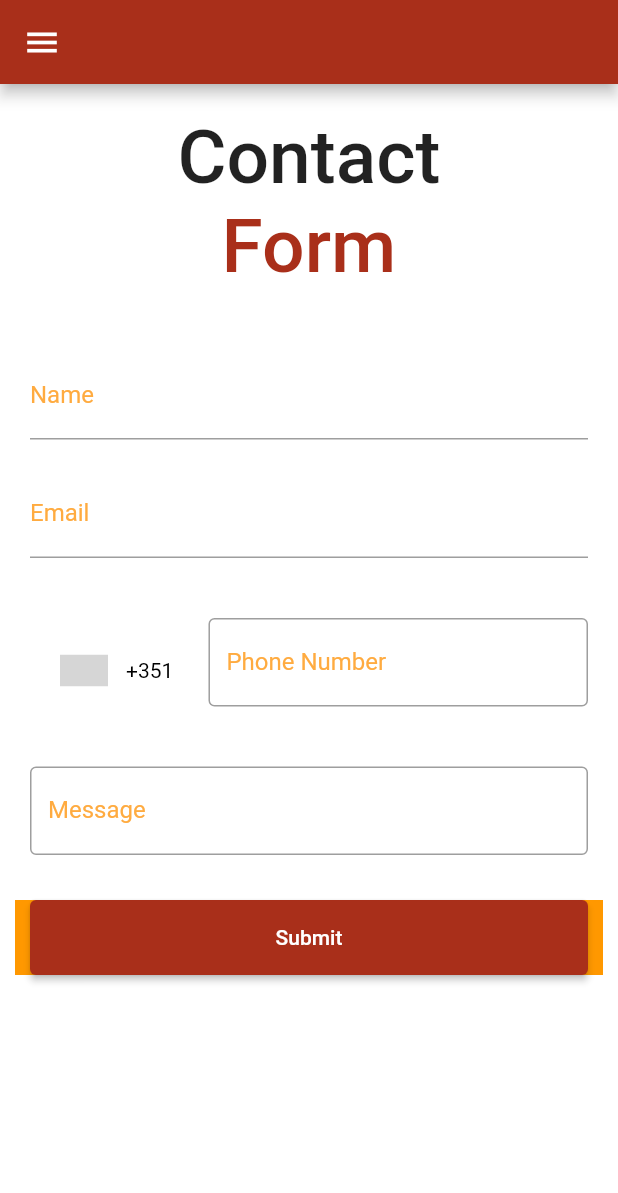
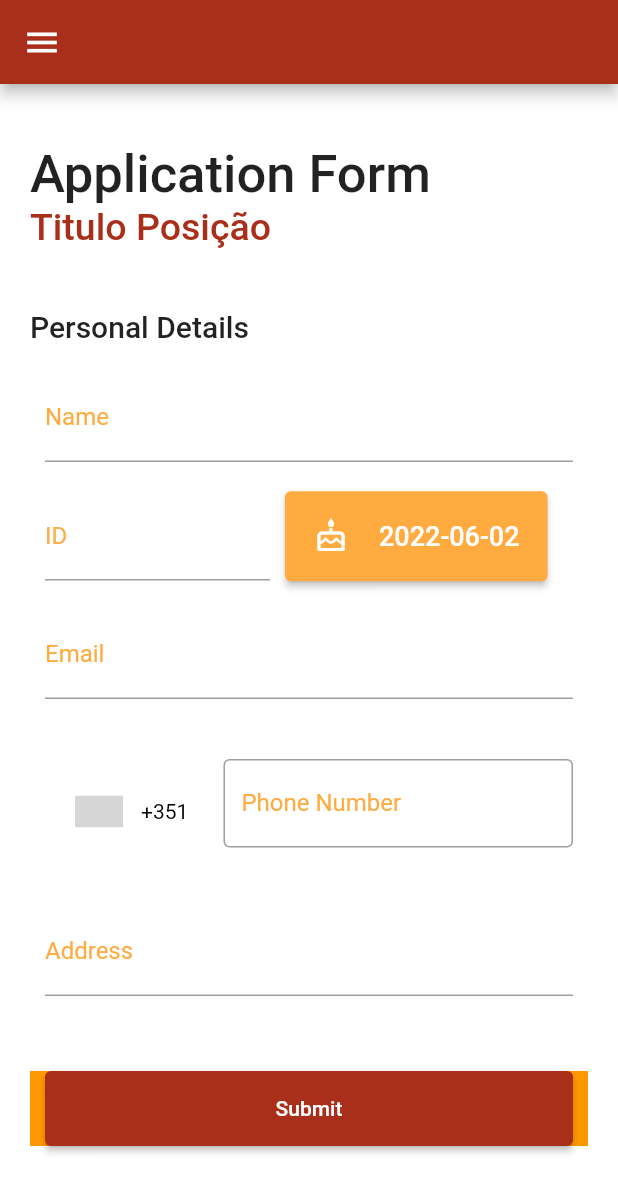
Before and after one commit to afonsom1719/FEUP-Jobs, a Flutter app: the JobListingWidget widget shown alone on an empty page, opened directly, after a tap on "Apply", on a phone screen of 412 x 824 dp. Shown: the top 1193 px of the screen. Run offline on Flutter 3.47's test engine with Material 2 defaults, Android fonts, the phone set to English and light mode, and no system bars; drawn by our look-alikes of intl_phone_number_input; grey boxes are pictures that could not be loaded.

Commit message:
Apply form done

```diff
--- /dev/null
+++ b/feup_jobs/lib/applyForm.dart
@@ -0,0 +1,251 @@
+import 'package:feup_jobs/jobBank.dart';
+import 'package:feup_jobs/register.dart';
+import 'package:flutter/material.dart';
+import 'Components/NavigationBar.dart';
+import 'package:intl_phone_number_input/intl_phone_number_input.dart';
+import 'listing.dart';
+
+class ApplyForm extends StatelessWidget {
+  final String jobPosition;
+  ApplyForm({required this.jobPosition});
+
+  static const String _title = 'FEUP Jobs';
+
+  @override
+  Widget build(BuildContext context) {
+    return  MaterialApp(
+      debugShowCheckedModeBanner: false,
+      title: _title,
+      home: Scaffold(
+        appBar: const CustomAppBar(),
+        body: MyStatefulWidget(jobPosition: jobPosition,),
+        drawer: const CustomDrawer(),
+        backgroundColor: Colors.white,
+      ),
+    );
+  }
+}
+
+class MyStatefulWidget extends StatefulWidget {
+  final String jobPosition;
+  MyStatefulWidget({Key? key, required this.jobPosition}): super(key: key);
+
+  @override
+  State<MyStatefulWidget> createState() => _MyStatefulWidgetState();
+}
+
+class _MyStatefulWidgetState extends State<MyStatefulWidget> {
+
+  late String jobPos;
+
+  String initialCountry = 'PT';
+  PhoneNumber number = PhoneNumber(isoCode: 'PT');
+  final TextEditingController controller = TextEditingController();
+
+  DateTime selectedDate = DateTime.now();
+
+
+
+  Future<void> _selectDate(BuildContext context) async {
+    final DateTime? picked = await showDatePicker(
+        context: context,
+        initialDate: selectedDate,
+        firstDate: DateTime(2015, 8),
+        lastDate: DateTime(2101));
+    if (picked != null && picked != selectedDate) {
+      setState(() {
+        selectedDate = picked;
+      });
+    }
+  }
+
+  @override
+  Widget build(BuildContext context) {
+    jobPos = widget.jobPosition;
+    return Padding(
+        padding: const EdgeInsets.all(20),
+        child: ListView(
+          children: <Widget>[
+            Container(
+                child: Column(
+                  crossAxisAlignment: CrossAxisAlignment.start,
+                  children: [
+                    const SizedBox(height: 20,),
+                    const Text(
+                      'Application Form',
+                      style: const TextStyle(
+                          color: Colors.black87,
+                          fontWeight: FontWeight.w500,
+                          fontSize: 35),
+                    ),
+                    Text(
+                      jobPos,
+                      style: const TextStyle(
+                          color: Color.fromARGB(255, 169, 47, 26),
+                          fontWeight: FontWeight.w500,
+                          fontSize: 25),
+                    ),
+                  ],
+                )),
+            const SizedBox(height: 40,),
+            Column(
+              crossAxisAlignment: CrossAxisAlignment.start,
+              children: [
+                const Text(
+                  'Personal Details',
+                  style: TextStyle(
+                      fontWeight: FontWeight.w500,
+                      fontSize: 20),
+                ),
+                const SizedBox(height: 10,),
+                Container(
+                  padding: const EdgeInsets.all(10),
+                  child: const TextField(
+                    decoration: InputDecoration(
+                      labelText: 'Name',
+                      labelStyle: TextStyle(color: Colors.orangeAccent),
+                      iconColor: Color.fromARGB(255, 169, 47, 26),
+                      focusedBorder: OutlineInputBorder(
+                          borderSide: BorderSide(
+                            color: Color.fromARGB(255, 169, 47, 26),
+                          )),
+                    ),
+                  ),
+                ),
+                Row(
+                  children: [
+
+                        Container(
+                          padding: const EdgeInsets.all(10),
+                          width: 170,
+                          child: const TextField(
+                            decoration: InputDecoration(
+                              labelText: 'ID',
+                              labelStyle: TextStyle(color: Colors.orangeAccent),
+                              iconColor: Color.fromARGB(255, 169, 47, 26),
+                              focusedBorder: OutlineInputBorder(
+                                  borderSide: BorderSide(
+                                    color: Color.fromARGB(255, 169, 47, 26),
+                                  )),
+                            ),
+                          ),
+                        ),
+                    Column(
+                      mainAxisAlignment: MainAxisAlignment.end,
+                      children: [
+                        ElevatedButton(
+
+                          style: ElevatedButton.styleFrom(
+                            primary: Colors.orangeAccent,
+                            minimumSize: const Size(175, 60)
+                          ),
+                          onPressed: () => _selectDate(context),
+                          child: Row(
+                            mainAxisAlignment: MainAxisAlignment.spaceAround,
+                            children: [
+                              const Icon(Icons.cake_outlined),
+                              const SizedBox(width: 20,),
+                              Text("${selectedDate.toLocal()}".split(' ')[0],style: const TextStyle(fontSize: 18),),
+                            ],
+                          ),
+                        ),
+                      ],
+                    ),
+                  ],
+                ),
+                Container(
+                  padding: const EdgeInsets.all(10),
+                  child: const TextField(
+                    decoration: InputDecoration(
+                      labelText: 'Email',
+                      labelStyle: TextStyle(color: Colors.orangeAccent),
+                      iconColor: Color.fromARGB(255, 169, 47, 26),
+                      focusedBorder: OutlineInputBorder(
+                          borderSide: BorderSide(
+                            color: Color.fromARGB(255, 169, 47, 26),
+                          )),
+                    ),
+                  ),
+                ),
+                const SizedBox(
+                  height: 20,
+                ),
+                Padding(
+                  padding: const EdgeInsets.all(10.0),
+                  child: InternationalPhoneNumberInput(
+                    onInputChanged: (PhoneNumber number) {
+                      print(number.phoneNumber);
+                    },
+                    onInputValidated: (bool value) {
+                      print(value);
+                    },
+                    selectorConfig: const SelectorConfig(
+                      selectorType: PhoneInputSelectorType.BOTTOM_SHEET,
+                    ),
+                    ignoreBlank: false,
+                    autoValidateMode: AutovalidateMode.disabled,
+                    selectorTextStyle: const TextStyle(color: Colors.black),
+                    initialValue: number,
+                    textFieldController: controller,
+                    formatInput: false,
+                    keyboardType: const TextInputType.numberWithOptions(
+                        signed: true, decimal: true),
+                    inputBorder: const OutlineInputBorder(
+                        borderSide: BorderSide(
+                          color: Color.fromARGB(255, 169, 47, 26),
+                        )),
+                    inputDecoration: const InputDecoration(
+                      labelText: 'Phone Number',
+                      labelStyle: TextStyle(color: Colors.orangeAccent),
+                      iconColor: Color.fromARGB(255, 169, 47, 26),
+                      border: OutlineInputBorder(
+                          borderSide: BorderSide(
+                            color: Color.fromARGB(255, 169, 47, 26),
+                          )),
+                      focusedBorder: OutlineInputBorder(
+                          borderSide: BorderSide(
+                            color: Color.fromARGB(255, 169, 47, 26),
+                          )),
+                    ),
+                    onSaved: (PhoneNumber number) {
+                      print('On Saved: $number');
+                    },
+                  ),
+                ),
+                const SizedBox(
+                  height: 20,
+                ),
+                Container(
+                  padding: const EdgeInsets.all(10),
+                  child: const TextField(
+                    decoration: InputDecoration(
+                      labelText: 'Address',
+                      labelStyle: TextStyle(color: Colors.orangeAccent),
+                      iconColor: Color.fromARGB(255, 169, 47, 26),
+                      focusedBorder: OutlineInputBorder(
+                          borderSide: BorderSide(
+                            color: Color.fromARGB(255, 169, 47, 26),
+                          )),
+                    ),
+                  ),
+                ),
+                const SizedBox(
+                  height: 40,
+                ),
+
+              ],
+            ),
+            Container(
+                height: 50,
+                color: Colors.orange,
+                padding: const EdgeInsets.fromLTRB(10, 0, 10, 0),
+                child: ElevatedButton(
+                    onPressed: () {},
+                    style: ElevatedButton.styleFrom(
+                      primary: const Color.fromARGB(255, 169, 47, 26),
+                    ),
+                    child: const Text('Submit'))),
+          ],
+        ));
+  }
+}
--- a/feup_jobs/lib/listing.dart
+++ b/feup_jobs/lib/listing.dart
@@ -1,3 +1,4 @@
+import 'package:feup_jobs/applyForm.dart';
 import 'package:feup_jobs/contactForm.dart';
 import 'package:flutter/material.dart';
 import 'Components/NavigationBar.dart';
@@ -141,7 +142,7 @@ class _JobListingState extends State<JobListingWidget> {
                     Navigator.push(
                         context,
                         MaterialPageRoute(
-                            builder: (context) => const ContactForm()));
+                            builder: (context) => ApplyForm(jobPosition: _title,)));
                   },
                   style: ElevatedButton.styleFrom(
                     primary: Color.fromARGB(255, 169, 47, 26),
```
